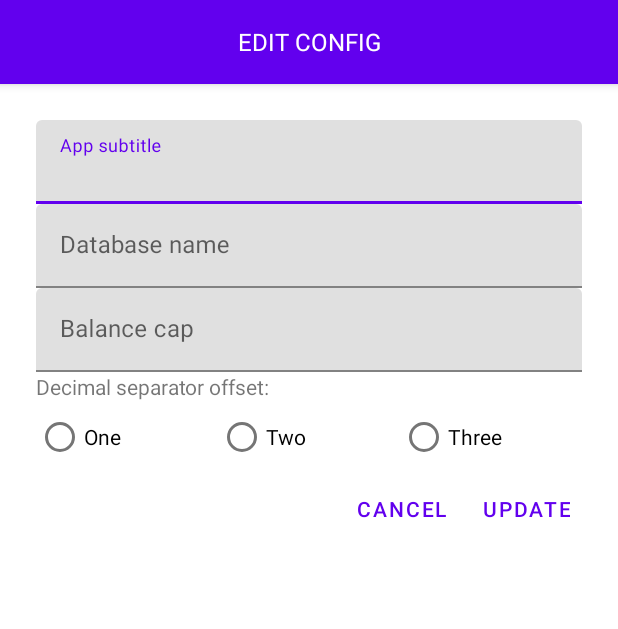
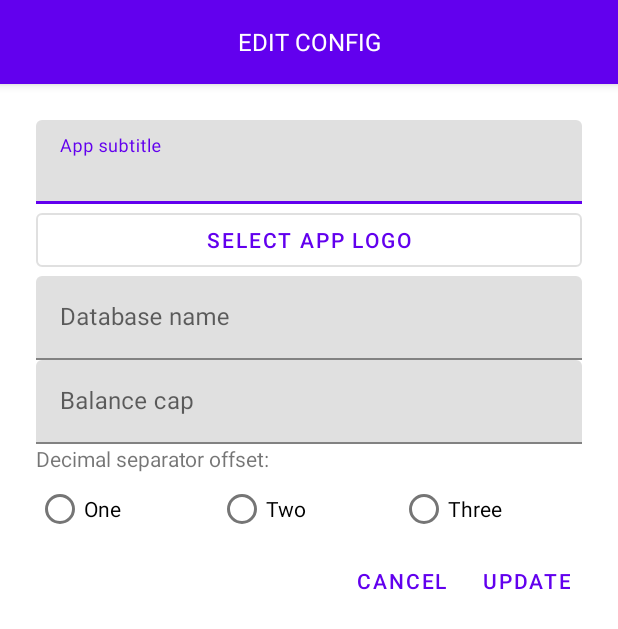
Before and after one commit to hakurei-raymoo/chit-list, an Android app: the layout fragment_edit_config.xml on its own in the app's theme, with its tools: preview values and no code run, on a phone screen of 412 x 824 dp. Shown: the top 629 px of the screen. Run offline under Robolectric (Android 15) with nearby library versions, the phone set to English and light mode, and no system bars.

Commit message:
Fixed missing DeviceAdminReceiver. Added app logo property.

```diff
--- a/app/src/main/java/gensokyo/hakurei/chitlist/MainActivity.kt
+++ b/app/src/main/java/gensokyo/hakurei/chitlist/MainActivity.kt
@@ -39,13 +39,13 @@ class MainActivity : AppCompatActivity() {
 
         // Associate the activity_main layout with the MainActivity and return the associated binding.
         @Suppress("UNUSED_VARIABLE")
-        val binding: ActivityMainBinding = DataBindingUtil.setContentView(this, R.layout.activity_main)
+            val binding: ActivityMainBinding = DataBindingUtil.setContentView(this, R.layout.activity_main)
 
         // Set up Android Jetpack Navigation.
         @Suppress("UNUSED_VARIABLE")
         val navController = findNavController(R.id.nav_host_fragment)
 
-        mAdminComponentName = componentName
+        mAdminComponentName = ChitlistDeviceAdminReceiver.getComponentName(this)
         mDevicePolicyManager = getSystemService(Context.DEVICE_POLICY_SERVICE) as DevicePolicyManager
         if (mDevicePolicyManager.isDeviceOwnerApp(packageName)) {
             Log.i(TAG, getString(R.string.is_admin))
--- a/app/src/main/java/gensokyo/hakurei/chitlist/utilities/Config.kt
+++ b/app/src/main/java/gensokyo/hakurei/chitlist/utilities/Config.kt
@@ -10,6 +10,7 @@ private const val TAG = "Config"
 private const val PROPERTIES_FILE = "chit_list.properties"
 
 private const val DEFAULT_APP_SUBTITLE = ""
+private const val DEFAULT_APP_LOGO = ""
 private const val DEFAULT_DATABASE_NAME = "chit-db"
 private const val DEFAULT_BALANCE_CAP = "10000"
 private const val DEFAULT_DECIMAL_SEPARATOR = "."
@@ -20,6 +21,7 @@ object Config {
     lateinit var file: File
 
     var APP_SUBTITLE = DEFAULT_APP_SUBTITLE
+    var APP_LOGO = DEFAULT_APP_LOGO
     var DATABASE_NAME = DEFAULT_DATABASE_NAME
     var BALANCE_CAP = DEFAULT_BALANCE_CAP.toInt()
     var DECIMAL_SEPARATOR = DEFAULT_DECIMAL_SEPARATOR
@@ -29,6 +31,7 @@ object Config {
         val defaults = Properties()
         defaults.apply {
             setProperty("app.subtitle", DEFAULT_APP_SUBTITLE)
+            setProperty("app.logo", DEFAULT_APP_LOGO)
             setProperty("database.name", DEFAULT_DATABASE_NAME)
             setProperty("balance.cap", DEFAULT_BALANCE_CAP)
             setProperty("decimal.separator", DEFAULT_DECIMAL_SEPARATOR)
@@ -59,6 +62,7 @@ object Config {
             properties.load(it)
 
             APP_SUBTITLE = properties.getProperty("app.subtitle", DEFAULT_APP_SUBTITLE)
+            APP_LOGO = properties.getProperty("app.logo", DEFAULT_APP_LOGO)
             DATABASE_NAME = properties.getProperty("database.name", DEFAULT_DATABASE_NAME)
             BALANCE_CAP = properties.getProperty("balance.cap", DEFAULT_BALANCE_CAP).toInt()
             DECIMAL_SEPARATOR = properties.getProperty("decimal.separator", DEFAULT_DECIMAL_SEPARATOR)
--- a/app/src/main/res/layout/fragment_edit_config.xml
+++ b/app/src/main/res/layout/fragment_edit_config.xml
@@ -52,6 +52,28 @@
                             android:text="@={editConfigViewModel.appSubtitle}" />
                 </com.google.android.material.textfield.TextInputLayout>
 
+
+                <com.google.android.material.button.MaterialButton
+                        android:id="@+id/select_app_logo_button"
+                        style="@style/Widget.MaterialComponents.Button.OutlinedButton"
+                        android:layout_width="match_parent"
+                        android:layout_height="wrap_content"
+                        android:text="@string/select_app_logo" />
+
+                <com.google.android.material.textfield.TextInputLayout
+                        android:layout_width="match_parent"
+                        android:layout_height="wrap_content"
+                        android:hint="@string/app_logo"
+                        android:visibility="gone">
+
+                    <com.google.android.material.textfield.TextInputEditText
+                            android:layout_width="match_parent"
+                            android:layout_height="wrap_content"
+                            android:inputType="textNoSuggestions|textVisiblePassword"
+                            android:text="@={editConfigViewModel.appLogo}"
+                            android:visibility="gone" />
+                </com.google.android.material.textfield.TextInputLayout>
+
                 <com.google.android.material.textfield.TextInputLayout
                         android:layout_width="match_parent"
                         android:layout_height="wrap_content"
@@ -72,7 +94,8 @@
                     <com.google.android.material.textfield.TextInputEditText
                             android:layout_width="match_parent"
                             android:layout_height="wrap_content"
-                            android:inputType="number"
+                            android:inputType="numberDecimal"
+                            android:maxLines="1"
                             android:text="@={Converter.addDecimal(editConfigViewModel.balanceCap)}" />
                 </com.google.android.material.textfield.TextInputLayout>
 
--- a/app/src/main/res/values/strings.xml
+++ b/app/src/main/res/values/strings.xml
@@ -102,6 +102,8 @@
     <!-- Config -->
     <string name="config">Config</string>
     <string name="app_subtitle">App subtitle</string>
+    <string name="app_logo">App logo</string>
+    <string name="select_app_logo">Select App Logo</string>
     <string name="database_name">Database name</string>
     <string name="balance_cap">Balance cap</string>
     <string name="decimal_separator_symbol">Decimal separator symbol:</string>
```
Also changed, not shown: app/src/main/AndroidManifest.xml (+20 -2 lines), app/src/main/java/gensokyo/hakurei/chitlist/AdminSettingsFragment.kt (+6 -11 lines), app/src/main/java/gensokyo/hakurei/chitlist/ChitlistDeviceAdminReceiver.kt (added, +13 -0 lines), app/src/main/java/gensokyo/hakurei/chitlist/EditConfigFragment.kt (+28 -1 lines), app/src/main/java/gensokyo/hakurei/chitlist/LoginFragment.kt (+9 -1 lines), app/src/main/java/gensokyo/hakurei/chitlist/utilities/Util.kt (+4 -3 lines), app/src/main/java/gensokyo/hakurei/chitlist/viewmodels/EditConfigViewModel.kt (+10 -0 lines), app/src/main/res/xml/device_admin_receiver.xml (added, +14 -0 lines).
